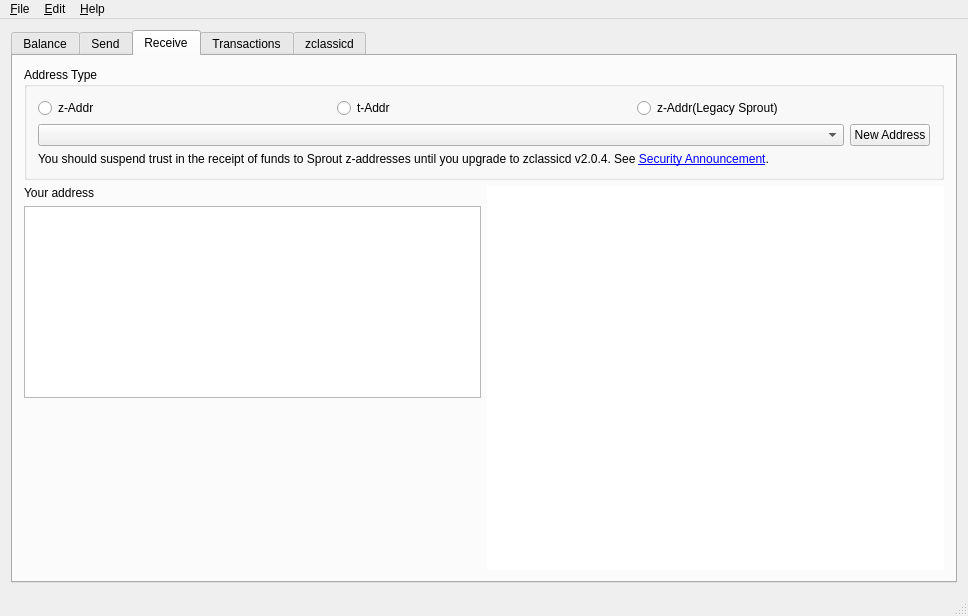
ZclassicCommunity/zcl-qt-wallet, file src/mainwindow.ui: the form before one commit.
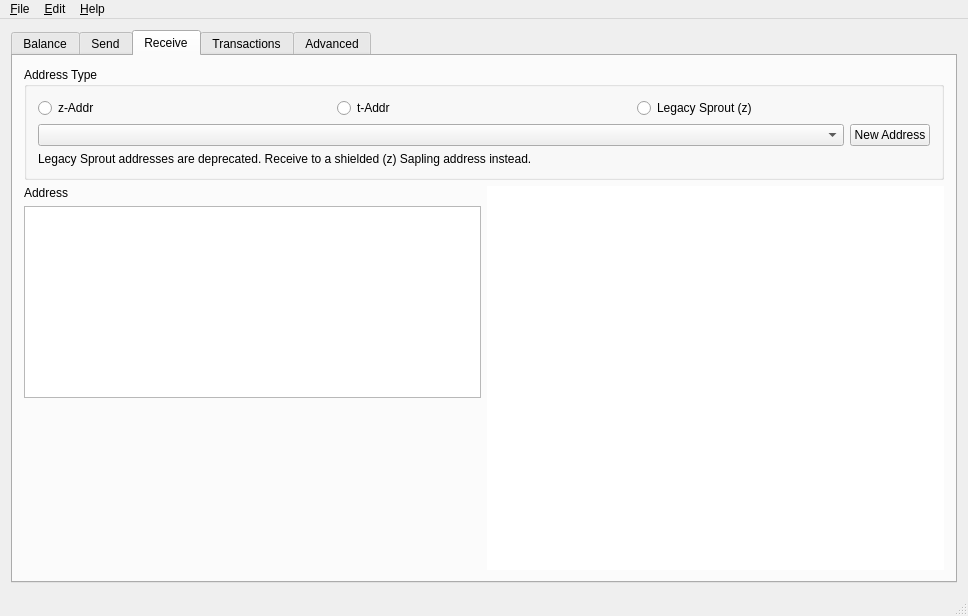
The form after the commit. Icons and pictures are not drawn. Custom widgets are drawn as their Qt base class.

Diff of the .ui file:
```diff
--- a/src/mainwindow.ui
+++ b/src/mainwindow.ui
@@ -746,7 +746,7 @@
                <item>
                 <widget class="QRadioButton" name="rdioZAddr">
                  <property name="text">
-                  <string>z-Addr(Legacy Sprout)</string>
+                  <string>Legacy Sprout (z)</string>
                  </property>
                 </widget>
                </item>
@@ -779,7 +779,7 @@
              <item>
               <widget class="QLabel" name="lblSproutWarning">
                <property name="text">
-                <string>&lt;html&gt;&lt;head/&gt;&lt;body&gt;&lt;p&gt;You should suspend trust in the receipt of funds to Sprout z-addresses until you upgrade to zclassicd v2.0.4. See &lt;a href=&quot;https://z.cash/support/security/announcements/security-announcement-2019-03-19/&quot;&gt;&lt;span style=&quot; text-decoration: underline; color:#0000ff;&quot;&gt;Security Announcement&lt;/span&gt;&lt;/a&gt;.&lt;/p&gt;&lt;/body&gt;&lt;/html&gt;</string>
+                <string>Legacy Sprout addresses are deprecated. Receive to a shielded (z) Sapling address instead.</string>
                </property>
                <property name="textFormat">
                 <enum>Qt::RichText</enum>
@@ -805,7 +805,7 @@
               <item>
                <widget class="QLabel" name="lblReceiveAddressCaption">
                 <property name="text">
-                 <string>Your address</string>
+                 <string>Address</string>
                 </property>
                </widget>
               </item>
@@ -878,7 +878,7 @@
       </widget>
       <widget class="QWidget" name="tab_5">
        <attribute name="title">
-        <string>zclassicd</string>
+        <string>Advanced</string>
        </attribute>
        <layout class="QVBoxLayout" name="verticalLayout_7">
         <item>
```
Left out of the diff: 4 changed lines with no effect on the pictures.
